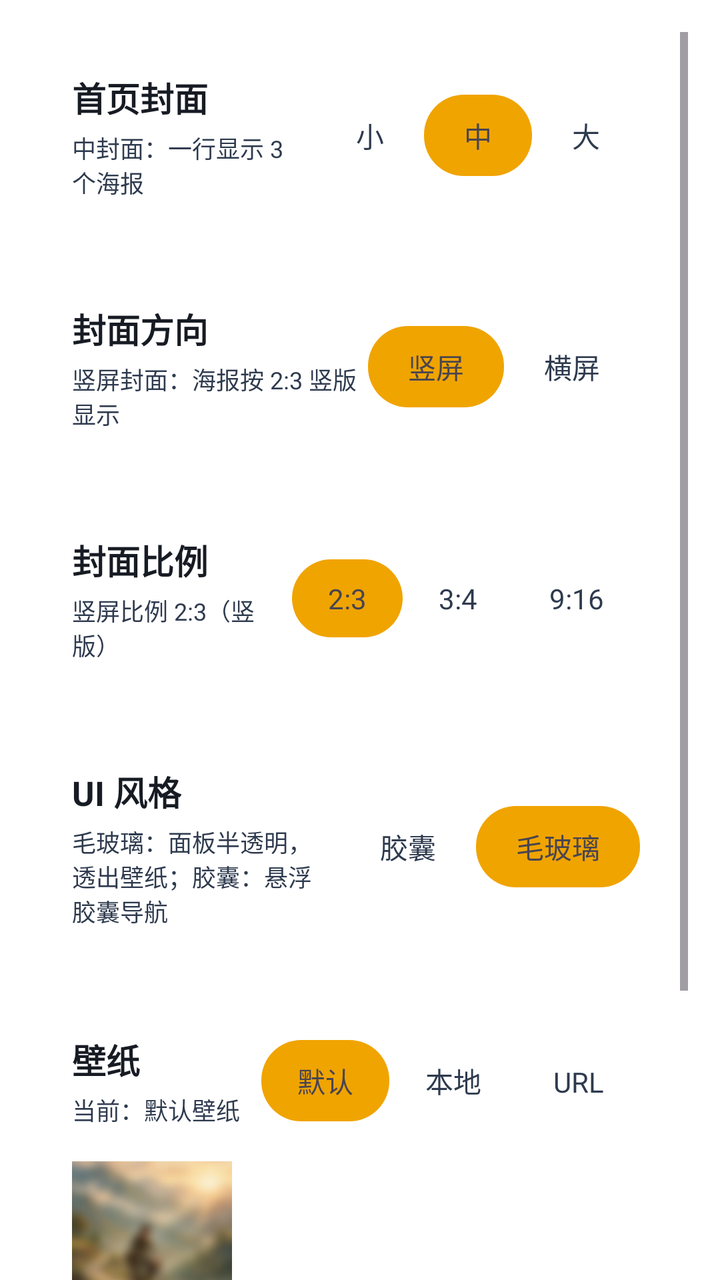
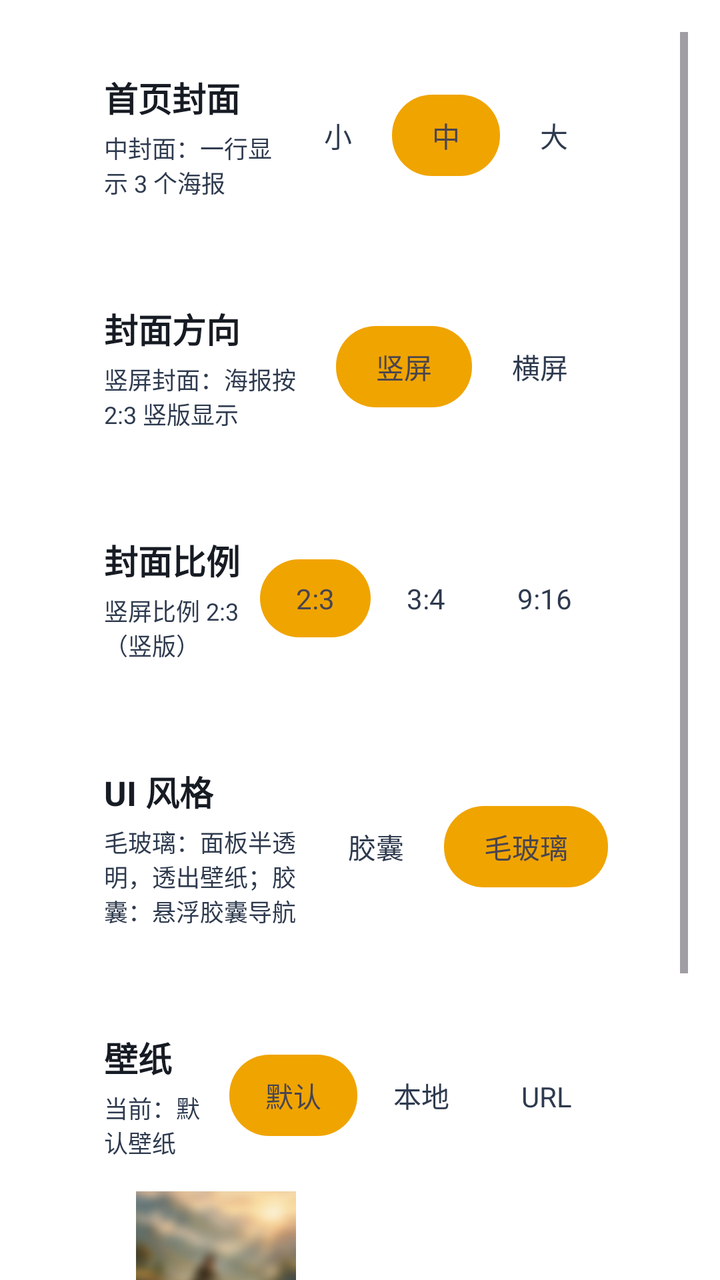

Screens rendered from an Android XML layout before and after an edit, with the pre-edit source and the edit as a unified diff.
<!-- AndroidManifest.xml: another module's application theme Theme.App -->
<!-- res/layout/activity_ui_settings.xml -->
<?xml version="1.0" encoding="utf-8"?>
<ScrollView
    android:fitsSystemWindows="true" xmlns:android="http://schemas.android.com/apk/res/android"
    android:layout_width="match_parent"
    android:layout_height="match_parent"
    android:fillViewport="true"
    android:clipToPadding="false"
    android:paddingTop="16dp"
    android:paddingLeft="16dp"
    android:paddingRight="16dp"
    android:paddingBottom="16dp">

<LinearLayout
    android:layout_width="match_parent"
    android:layout_height="wrap_content"
    android:orientation="vertical">


<LinearLayout
    android:layout_width="match_parent"
    android:layout_height="wrap_content"
    android:orientation="horizontal"
    android:gravity="center_vertical"
    android:background="@drawable/xc_setcard_v2"
    android:padding="20dp"
    android:layout_marginBottom="12dp">

    <LinearLayout
        android:layout_width="0dp"
        android:layout_height="wrap_content"
        android:layout_weight="1"
        android:orientation="vertical">

        <TextView
            android:layout_width="wrap_content"
            android:layout_height="wrap_content"
            android:text="首页封面"
            android:textSize="17sp"
            android:textStyle="bold"
            android:textColor="#171B23"/>

        <TextView
            android:layout_width="wrap_content"
            android:layout_height="wrap_content"
            android:text="中封面：一行显示 3 个海报"
            android:textSize="12sp"
            android:textColor="#2E3A4E"
            android:layout_marginTop="4dp"/>
    </LinearLayout>

    <LinearLayout
        android:layout_width="wrap_content"
        android:layout_height="wrap_content"
        android:orientation="horizontal"
        android:background="@drawable/seg_container"
        android:padding="4dp">

        <TextView
            android:id="@+id/seg_cover_small"
            android:layout_width="wrap_content"
            android:layout_height="wrap_content"
            android:text="小"
            android:textSize="14sp"
            android:textColor="#2E3A4E"
            android:paddingHorizontal="20dp"
            android:paddingVertical="10dp"/>

        <TextView
            android:id="@+id/seg_cover_medium"
            android:layout_width="wrap_content"
            android:layout_height="wrap_content"
            android:text="中"
            android:textSize="14sp"
            android:paddingHorizontal="20dp"
            android:paddingVertical="10dp"
            android:background="@drawable/seg_selected"/>

        <TextView
            android:id="@+id/seg_cover_large"
            android:layout_width="wrap_content"
            android:layout_height="wrap_content"
            android:text="大"
            android:textSize="14sp"
            android:textColor="#2E3A4E"
            android:paddingHorizontal="20dp"
            android:paddingVertical="10dp"/>
    </LinearLayout>
</LinearLayout>


<LinearLayout
    android:layout_width="match_parent"
    android:layout_height="wrap_content"
    android:orientation="horizontal"
    android:gravity="center_vertical"
    android:background="@drawable/xc_setcard_v2"
    android:padding="20dp"
    android:layout_marginBottom="12dp">

    <LinearLayout
        android:layout_width="0dp"
        android:layout_height="wrap_content"
        android:layout_weight="1"
        android:orientation="vertical">

        <TextView
            android:layout_width="wrap_content"
            android:layout_height="wrap_content"
            android:text="封面方向"
            android:textSize="17sp"
            android:textStyle="bold"
            android:textColor="#171B23"/>

        <TextView
            android:layout_width="wrap_content"
            android:layout_height="wrap_content"
            android:text="竖屏封面：海报按 2:3 竖版显示"
            android:textSize="12sp"
            android:textColor="#2E3A4E"
            android:layout_marginTop="4dp"/>
    </LinearLayout>

    <LinearLayout
        android:layout_width="wrap_content"
        android:layout_height="wrap_content"
        android:orientation="horizontal"
        android:background="@drawable/seg_container"
        android:padding="4dp">

        <TextView
            android:id="@+id/seg_orient_portrait"
            android:layout_width="wrap_content"
            android:layout_height="wrap_content"
            android:text="竖屏"
            android:textSize="14sp"
            android:paddingHorizontal="20dp"
            android:paddingVertical="10dp"
            android:background="@drawable/seg_selected"/>

        <TextView
            android:id="@+id/seg_orient_landscape"
            android:layout_width="wrap_content"
            android:layout_height="wrap_content"
            android:text="横屏"
            android:textSize="14sp"
            android:textColor="#2E3A4E"
            android:paddingHorizontal="20dp"
            android:paddingVertical="10dp"/>
    </LinearLayout>
</LinearLayout>


<LinearLayout
    android:layout_width="match_parent"
    android:layout_height="wrap_content"
    android:orientation="horizontal"
    android:gravity="center_vertical"
    android:background="@drawable/xc_setcard_v2"
    android:padding="20dp"
    android:layout_marginBottom="12dp">

    <LinearLayout
        android:layout_width="0dp"
        android:layout_height="wrap_content"
        android:layout_weight="1"
        android:orientation="vertical">

        <TextView
            android:layout_width="wrap_content"
            android:layout_height="wrap_content"
            android:text="封面比例"
            android:textSize="17sp"
            android:textStyle="bold"
            android:textColor="#171B23"/>

        <TextView
            android:layout_width="wrap_content"
            android:layout_height="wrap_content"
            android:text="竖屏比例 2:3（竖版）"
            android:textSize="12sp"
            android:textColor="#2E3A4E"
            android:layout_marginTop="4dp"/>
    </LinearLayout>

    <LinearLayout
        android:layout_width="wrap_content"
        android:layout_height="wrap_content"
        android:orientation="horizontal"
        android:background="@drawable/seg_container"
        android:padding="4dp">

        <TextView
            android:id="@+id/seg_ratio_23"
            android:layout_width="wrap_content"
            android:layout_height="wrap_content"
            android:text="2:3"
            android:textSize="14sp"
            android:paddingHorizontal="18dp"
            android:paddingVertical="10dp"
            android:background="@drawable/seg_selected"/>

        <TextView
            android:id="@+id/seg_ratio_34"
            android:layout_width="wrap_content"
            android:layout_height="wrap_content"
            android:text="3:4"
            android:textSize="14sp"
            android:textColor="#2E3A4E"
            android:paddingHorizontal="18dp"
            android:paddingVertical="10dp"/>

        <TextView
            android:id="@+id/seg_ratio_916"
            android:layout_width="wrap_content"
            android:layout_height="wrap_content"
            android:text="9:16"
            android:textSize="14sp"
            android:textColor="#2E3A4E"
            android:paddingHorizontal="18dp"
            android:paddingVertical="10dp"/>
    </LinearLayout>
</LinearLayout>


<LinearLayout
    android:layout_width="match_parent"
    android:layout_height="wrap_content"
    android:orientation="horizontal"
    android:gravity="center_vertical"
    android:background="@drawable/xc_setcard_v2"
    android:padding="20dp"
    android:layout_marginBottom="12dp">

    <LinearLayout
        android:layout_width="0dp"
        android:layout_height="wrap_content"
        android:layout_weight="1"
        android:orientation="vertical">

        <TextView
            android:layout_width="wrap_content"
            android:layout_height="wrap_content"
            android:text="UI 风格"
            android:textSize="17sp"
            android:textStyle="bold"
            android:textColor="#171B23"/>

        <TextView
            android:layout_width="wrap_content"
            android:layout_height="wrap_content"
            android:text="毛玻璃：面板半透明，透出壁纸；胶囊：悬浮胶囊导航"
            android:textSize="12sp"
            android:textColor="#2E3A4E"
            android:layout_marginTop="4dp"/>
    </LinearLayout>

    <LinearLayout
        android:layout_width="wrap_content"
        android:layout_height="wrap_content"
        android:orientation="horizontal"
        android:background="@drawable/seg_container"
        android:padding="4dp">

        <TextView
            android:id="@+id/seg_ui_capsule"
            android:layout_width="wrap_content"
            android:layout_height="wrap_content"
            android:text="胶囊"
            android:textSize="14sp"
            android:textColor="#2E3A4E"
            android:paddingHorizontal="20dp"
            android:paddingVertical="10dp"/>

        <TextView
            android:id="@+id/seg_ui_glass"
            android:layout_width="wrap_content"
            android:layout_height="wrap_content"
            android:text="毛玻璃"
            android:textSize="14sp"
            android:paddingHorizontal="20dp"
            android:paddingVertical="10dp"
            android:background="@drawable/seg_selected"/>
    </LinearLayout>
</LinearLayout>


<LinearLayout
    android:layout_width="match_parent"
    android:layout_height="wrap_content"
    android:orientation="vertical"
    android:background="@drawable/xc_setcard_v2"
    android:padding="20dp"
    android:layout_marginBottom="12dp">

    <LinearLayout
        android:layout_width="match_parent"
        android:layout_height="wrap_content"
        android:orientation="horizontal"
        android:gravity="center_vertical">

        <LinearLayout
            android:layout_width="0dp"
            android:layout_height="wrap_content"
            android:layout_weight="1"
            android:orientation="vertical">

            <TextView
                android:layout_width="wrap_content"
                android:layout_height="wrap_content"
                android:text="壁纸"
                android:textSize="17sp"
                android:textStyle="bold"
                android:textColor="#171B23"/>

            <TextView
                android:id="@+id/tv_wp_desc"
                android:layout_width="wrap_content"
                android:layout_height="wrap_content"
                android:text="当前：默认壁纸"
                android:textSize="12sp"
                android:textColor="#2E3A4E"
                android:layout_marginTop="4dp"/>
        </LinearLayout>

        <LinearLayout
            android:layout_width="wrap_content"
            android:layout_height="wrap_content"
            android:orientation="horizontal"
            android:background="@drawable/seg_container"
            android:padding="4dp">

            <TextView
                android:id="@+id/seg_wp_default"
                android:layout_width="wrap_content"
                android:layout_height="wrap_content"
                android:text="默认"
                android:textSize="14sp"
                android:paddingHorizontal="18dp"
                android:paddingVertical="10dp"
                android:background="@drawable/seg_selected"/>

            <TextView
                android:id="@+id/seg_wp_local"
                android:layout_width="wrap_content"
                android:layout_height="wrap_content"
                android:text="本地"
                android:textSize="14sp"
                android:textColor="#2E3A4E"
                android:paddingHorizontal="18dp"
                android:paddingVertical="10dp"/>

            <TextView
                android:id="@+id/seg_wp_url"
                android:layout_width="wrap_content"
                android:layout_height="wrap_content"
                android:text="URL"
                android:textSize="14sp"
                android:textColor="#2E3A4E"
                android:paddingHorizontal="18dp"
                android:paddingVertical="10dp"/>
        </LinearLayout>
    </LinearLayout>

    <HorizontalScrollView
        android:layout_width="match_parent"
        android:layout_height="wrap_content"
        android:layout_marginTop="16dp"
        android:scrollbars="none">

        <LinearLayout
            android:layout_width="wrap_content"
            android:layout_height="wrap_content"
            android:orientation="horizontal">

            <LinearLayout
                android:layout_width="wrap_content"
                android:layout_height="wrap_content"
                android:orientation="vertical"
                android:layout_marginEnd="12dp">

                <ImageView
                    android:id="@+id/thumb_default"
                    android:layout_width="80dp"
                    android:layout_height="120dp"
                    android:scaleType="centerCrop"
                    android:background="@drawable/xc_setcard_v2"
                    android:src="@drawable/poster_shanjian_blur_v3"/>

                <TextView
                    android:layout_width="match_parent"
                    android:layout_height="wrap_content"
                    android:text="默认"
                    android:textSize="11sp"
                    android:textColor="#2E3A4E"
                    android:gravity="center"
                    android:layout_marginTop="4dp"/>
            </LinearLayout>

            <LinearLayout
                android:layout_width="wrap_content"
                android:layout_height="wrap_content"
                android:orientation="vertical"
                android:layout_marginEnd="12dp">

                <ImageView
                    android:id="@+id/thumb_local"
                    android:layout_width="80dp"
                    android:layout_height="120dp"
                    android:scaleType="centerCrop"
                    android:background="@drawable/xc_setcard_v2"/>

                <TextView
                    android:layout_width="match_parent"
                    android:layout_height="wrap_content"
                    android:text="本地"
                    android:textSize="11sp"
                    android:textColor="#2E3A4E"
                    android:gravity="center"
                    android:layout_marginTop="4dp"/>
            </LinearLayout>

            <LinearLayout
                android:layout_width="wrap_content"
                android:layout_height="wrap_content"
                android:orientation="vertical">

                <ImageView
                    android:id="@+id/thumb_url"
                    android:layout_width="80dp"
                    android:layout_height="120dp"
                    android:scaleType="centerCrop"
                    android:background="@drawable/xc_setcard_v2"/>

                <TextView
                    android:layout_width="match_parent"
                    android:layout_height="wrap_content"
                    android:text="URL"
                    android:textSize="11sp"
                    android:textColor="#2E3A4E"
                    android:gravity="center"
                    android:layout_marginTop="4dp"/>
            </LinearLayout>
        </LinearLayout>
    </HorizontalScrollView>

    <LinearLayout
        android:layout_width="match_parent"
        android:layout_height="wrap_content"
        android:orientation="horizontal"
        android:gravity="center_vertical"
        android:layout_marginTop="16dp"
        android:paddingTop="16dp">

        <TextView
            android:layout_width="0dp"
            android:layout_height="wrap_content"
            android:layout_weight="1"
            android:text="模糊壁纸"
            android:textSize="15sp"
            android:textColor="#171B23"/>

        <Switch
            android:id="@+id/switch_blur"
            android:layout_width="wrap_content"
            android:layout_height="wrap_content"
            android:checked="true"/>
    </LinearLayout>
</LinearLayout>

</LinearLayout>
</ScrollView>
<!-- resources referenced by this layout -->
<resources>
  <!-- drawable poster_shanjian_blur_v3: jpg bitmap (drawable, 112631 bytes) -->
  <!-- drawable seg_container (drawable) -->
  <?xml version="1.0" encoding="utf-8"?>
  <shape xmlns:android="http://schemas.android.com/apk/res/android" android:shape="rectangle">
  <corners android:radius="24dp"/>
  <solid android:color="#FFFFFFFF"/>
  </shape>
  <!-- drawable seg_selected (drawable) -->
  <?xml version="1.0" encoding="utf-8"?>
  <shape xmlns:android="http://schemas.android.com/apk/res/android" android:shape="rectangle">
  <corners android:radius="20dp"/>
  <solid android:color="#f0a400"/>
  </shape>
  <!-- drawable xc_setcard_v2 (drawable) -->
  <?xml version="1.0" encoding="utf-8"?>
  <shape xmlns:android="http://schemas.android.com/apk/res/android" android:shape="rectangle">
      <corners android:radius="10dp" />
      <solid android:color="#57FFFFFF" />
      <stroke android:width="1dp" android:color="#61FFFFFF" />
  </shape>
  <style name="Theme.App" parent="Theme.XingChen" />
  <style name="Theme.XingChen" parent="Theme.Material3.DayNight.NoActionBar">
          <item name="android:windowBackground">@android:color/transparent</item>
                <item name="android:colorBackground">@android:color/transparent</item>
          <item name="colorPrimary">#f0a400</item>
          <item name="colorPrimaryVariant">#c07f00</item>
          <item name="colorOnPrimary">@android:color/white</item>
      </style>
</resources>

<!-- the commit's change to res/layout/activity_ui_settings.xml (unified diff, before → after) -->
@@ -22,6 +22,7 @@
     android:orientation="horizontal"
     android:gravity="center_vertical"
     android:background="@drawable/xc_setcard_v2"
+        android:layout_marginHorizontal="16dp"
     android:padding="20dp"
     android:layout_marginBottom="12dp">
 
@@ -94,6 +95,7 @@
     android:orientation="horizontal"
     android:gravity="center_vertical"
     android:background="@drawable/xc_setcard_v2"
+        android:layout_marginHorizontal="16dp"
     android:padding="20dp"
     android:layout_marginBottom="12dp">
 
@@ -156,6 +158,7 @@
     android:orientation="horizontal"
     android:gravity="center_vertical"
     android:background="@drawable/xc_setcard_v2"
+        android:layout_marginHorizontal="16dp"
     android:padding="20dp"
     android:layout_marginBottom="12dp">
 
@@ -228,6 +231,7 @@
     android:orientation="horizontal"
     android:gravity="center_vertical"
     android:background="@drawable/xc_setcard_v2"
+        android:layout_marginHorizontal="16dp"
     android:padding="20dp"
     android:layout_marginBottom="12dp">
 
@@ -289,6 +293,7 @@
     android:layout_height="wrap_content"
     android:orientation="vertical"
     android:background="@drawable/xc_setcard_v2"
+        android:layout_marginHorizontal="16dp"
     android:padding="20dp"
     android:layout_marginBottom="12dp">
 
@@ -384,6 +389,7 @@
                     android:layout_height="120dp"
                     android:scaleType="centerCrop"
                     android:background="@drawable/xc_setcard_v2"
+        android:layout_marginHorizontal="16dp"
                     android:src="@drawable/poster_shanjian_blur_v3"/>
 
                 <TextView
@@ -407,7 +413,8 @@
                     android:layout_width="80dp"
                     android:layout_height="120dp"
                     android:scaleType="centerCrop"
-                    android:background="@drawable/xc_setcard_v2"/>
+                    android:background="@drawable/xc_setcard_v2"
+        android:layout_marginHorizontal="16dp"/>
 
                 <TextView
                     android:layout_width="match_parent"
@@ -429,7 +436,8 @@
                     android:layout_width="80dp"
                     android:layout_height="120dp"
                     android:scaleType="centerCrop"
-                    android:background="@drawable/xc_setcard_v2"/>
+                    android:background="@drawable/xc_setcard_v2"
+        android:layout_marginHorizontal="16dp"/>
 
                 <TextView
                     android:layout_width="match_parent"
